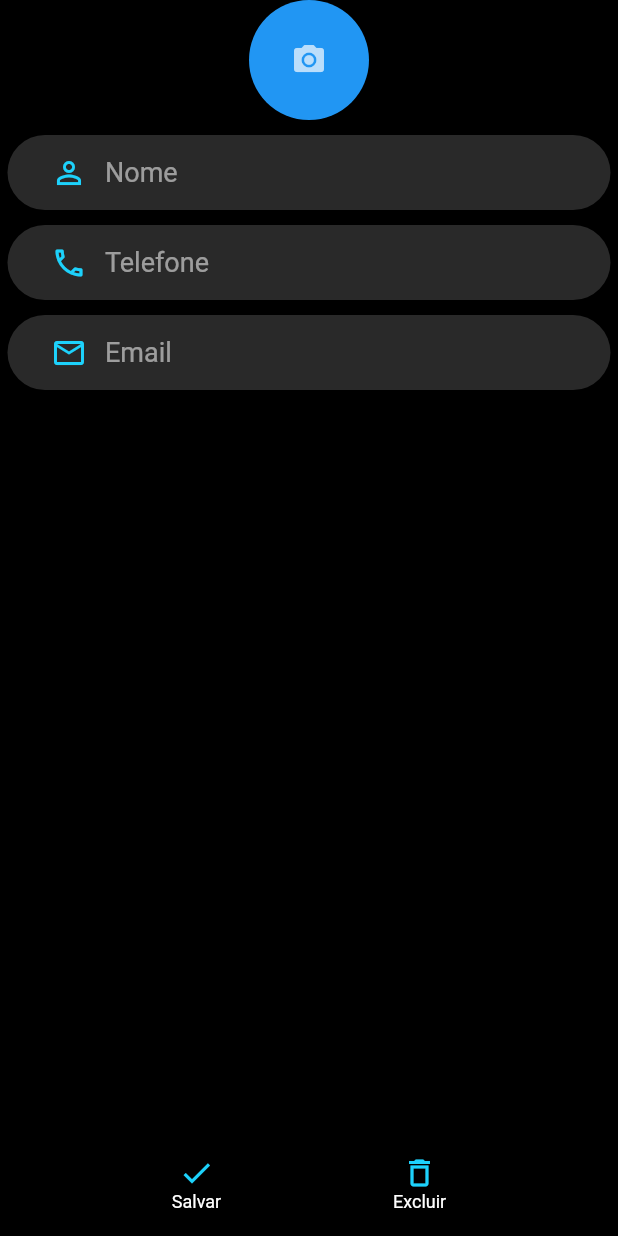
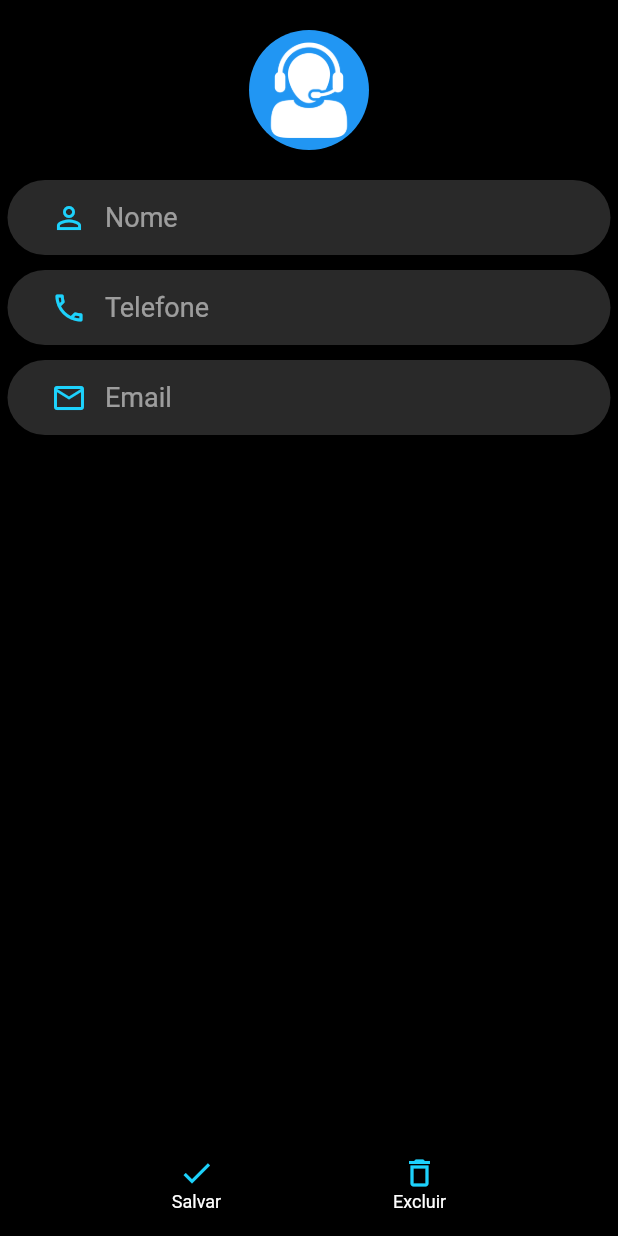
Before and after one commit to Danielmtdc16/contact_list, a Flutter app: the screen it shows after launch, after a tap on the "add" icon, on a phone screen of 412 x 824 dp. Run offline on Flutter 3.47's test engine with Material 2 defaults, Android fonts, the phone set to English and light mode, and no system bars; our stand-ins replace sqflite; accounts and stored records are empty.

```diff
--- a/lib/models/contact_helper.dart
+++ b/lib/models/contact_helper.dart
@@ -39,7 +39,9 @@ class ContactHelper{
   Future<Contact> saveContact(Contact contact) async {
     Database? dbContact = await db;
     contact.id = await dbContact!.insert(contactTable, contact.toMap() as Map<String, dynamic>);
+    print("salvei");
     return contact;
+
   }
 
   Future<Contact?> getContact(int id) async {
--- a/lib/pages/contact_page.dart
+++ b/lib/pages/contact_page.dart
@@ -13,12 +13,12 @@ class ContactPage extends StatefulWidget {
 }
 
 class _ContactPageState extends State<ContactPage> {
-
-  bool _userEdited = false;
   Contact? _editedContact;
   final _nameController = TextEditingController();
   final _phoneController = TextEditingController();
   final _emailController = TextEditingController();
+  final _nameFocus = FocusNode();
+  final _key = GlobalKey<FormState>();
 
   @override
   void initState() {
@@ -28,6 +28,10 @@ class _ContactPageState extends State<ContactPage> {
     if (widget.contact == null) {
       _editedContact = Contact();
     } else {
+      print("Entrei na contact Page");
+      print("O contato é : ${widget.contact!.name}");
+      print("O contato é : ${widget.contact!.phone}");
+      print("O contato é : ${widget.contact!.email}");
       _editedContact = Contact.fromMap(widget.contact!.toMap());
 
       _nameController.text = _editedContact!.name!;
@@ -42,22 +46,23 @@ class _ContactPageState extends State<ContactPage> {
       backgroundColor: Colors.black,
       body: SafeArea(
         child: SingleChildScrollView(
-          padding: const EdgeInsets.only(left: 5, right: 5),
+          padding: const EdgeInsets.only(left: 5, right: 5, top: 20),
+          child: Form(
+            key: _key,
             child: Column(
               children: [
                 GestureDetector(
                   child: CircleAvatar(
                     maxRadius: 40,
                     backgroundColor: Colors.blue,
-                  backgroundImage: _editedContact!.img != null ?
-                                   FileImage(File(_editedContact!.img!)) :
-                                   null,
-                  child: Center(
-                    child: Icon(Icons.camera_alt),
+                    backgroundImage: _editedContact!.img != null
+                        ? FileImage(File(_editedContact!.img!))
+                        : Image.asset("images/img-padrao.png",).image,
                   ),
                 ),
+                SizedBox(
+                  height: 20,
                 ),
-              SizedBox(height: 10,),
                 Container(
                   padding: EdgeInsets.only(left: 17),
                   height: 50,
@@ -70,8 +75,9 @@ class _ContactPageState extends State<ContactPage> {
                     textBaseline: TextBaseline.ideographic,
                     children: [
                       Expanded(
-                      child: TextField(
+                        child: TextFormField(
                           controller: _nameController,
+                          focusNode: _nameFocus,
                           textAlignVertical: TextAlignVertical.center,
                           style: TextStyle(
                             color: Colors.white,
@@ -80,7 +86,9 @@ class _ContactPageState extends State<ContactPage> {
                           ),
                           decoration: InputDecoration(
                             hintText: "Nome",
-                          hintStyle: TextStyle(color: Colors.white54,),
+                            hintStyle: TextStyle(
+                              color: Colors.white54,
+                            ),
                             border: OutlineInputBorder(
                               borderSide: BorderSide.none,
                               borderRadius: BorderRadius.all(
@@ -93,12 +101,19 @@ class _ContactPageState extends State<ContactPage> {
                             ),
                             contentPadding: EdgeInsets.zero,
                           ),
+                          onChanged: (text) {
+                            setState(() {
+                              _editedContact!.name = text;
+                            });
+                          },
                         ),
                       ),
                     ],
                   ),
                 ),
-              SizedBox(height: 10,),
+                SizedBox(
+                  height: 10,
+                ),
                 Container(
                   padding: EdgeInsets.only(left: 17),
                   height: 50,
@@ -111,7 +126,7 @@ class _ContactPageState extends State<ContactPage> {
                     textBaseline: TextBaseline.ideographic,
                     children: [
                       Expanded(
-                      child: TextField(
+                        child: TextFormField(
                           controller: _phoneController,
                           textAlignVertical: TextAlignVertical.center,
                           style: TextStyle(
@@ -135,12 +150,19 @@ class _ContactPageState extends State<ContactPage> {
                             contentPadding: EdgeInsets.zero,
                           ),
                           keyboardType: TextInputType.phone,
+                          onChanged: (number) {
+                            setState(() {
+                              _editedContact!.phone = number;
+                            });
+                          },
                         ),
                       ),
                     ],
                   ),
                 ),
-              SizedBox(height: 10,),
+                SizedBox(
+                  height: 10,
+                ),
                 Container(
                   padding: EdgeInsets.only(left: 17),
                   height: 50,
@@ -153,7 +175,7 @@ class _ContactPageState extends State<ContactPage> {
                     textBaseline: TextBaseline.ideographic,
                     children: [
                       Expanded(
-                      child: TextField(
+                        child: TextFormField(
                           controller: _emailController,
                           textAlignVertical: TextAlignVertical.center,
                           style: TextStyle(
@@ -177,6 +199,11 @@ class _ContactPageState extends State<ContactPage> {
                             contentPadding: EdgeInsets.zero,
                           ),
                           keyboardType: TextInputType.emailAddress,
+                          onChanged: (text) {
+                            setState(() {
+                              _editedContact!.email = text;
+                            });
+                          },
                         ),
                       ),
                     ],
@@ -186,27 +213,73 @@ class _ContactPageState extends State<ContactPage> {
             ),
           ),
         ),
+      ),
       bottomNavigationBar: BottomAppBar(
         color: Colors.black,
         height: 70,
         child: Row(
           mainAxisAlignment: MainAxisAlignment.spaceEvenly,
           children: [
-            Column(
+            GestureDetector(
+              child: Column(
                 mainAxisAlignment: MainAxisAlignment.center,
                 children: [
-                Icon(Icons.check, color: kcolorIconsContactPage,),
-                Text('Salvar', style: TextStyle(color: Colors.white, fontSize: 12),)
+                  Icon(
+                    Icons.check,
+                    color: kcolorIconsContactPage,
+                  ),
+                  Text(
+                    'Salvar',
+                    style: TextStyle(color: Colors.white, fontSize: 12),
+                  )
                 ],
+              ),
+              onTap: () {
+                if (_nameController.text.isNotEmpty && _phoneController.text.isNotEmpty) {
+                  if (_emailController.text.isEmpty){
+                    _editedContact!.email = ' ';
+                    Navigator.pop(context, _editedContact);
+                    return;
+                  }
+                  Navigator.pop(context, _editedContact);
+                } else {
+                  showDialog(
+                    context: context,
+                    builder: (_) => AlertDialog(
+                      backgroundColor: kbackgroundContact,
+                      title: Text(
+                        "Ops...",
+                        textAlign: TextAlign.center,
+                        style: TextStyle(
+                          color: Colors.white54,
+                        ),
+                      ),
+                      content: Text(
+                        "Há campos em branco.",
+                        textAlign: TextAlign.center,
+                        style: TextStyle(
+                          color: Colors.white54,
+                        ),
+                      ),
+                      shape: RoundedRectangleBorder(borderRadius: BorderRadius.circular(10)),
+                    ),
+                  );
+                }
+              },
             ),
             Column(
               mainAxisAlignment: MainAxisAlignment.center,
               children: [
-                Icon(Icons.delete_outline, color: kcolorIconsContactPage,),
-                Text('Excluir', style: TextStyle(color: Colors.white, fontSize: 12),)
+                Icon(
+                  Icons.delete_outline,
+                  color: kcolorIconsContactPage,
+                ),
+                Text(
+                  'Excluir',
+                  style: TextStyle(color: Colors.white, fontSize: 12),
+                )
               ],
             ),
-
           ],
         ),
       ),
--- a/lib/pages/home_page.dart
+++ b/lib/pages/home_page.dart
@@ -23,37 +23,8 @@ class _HomePageState extends State<HomePage> {
 
     super.initState();
 
-    Contact d = Contact();
-    d.name = "D";
-    d.email = "as";
-    d.phone = "sdas";
-    d.img = "images/img-padrao.png";
-    Contact c = Contact();
-    c.name = "C";
-    c.email = "as";
-    c.phone = "sdas";
-    c.img = "images/img-padrao.png";
-    Contact e = Contact();
-    e.name = "E";
-    e.email = "as";
-    e.phone = "sdas";
-    e.img = "images/img-padrao.png";
-    Contact a = Contact();
-    a.name = "A";
-    a.email = "as";
-    a.phone = "sdas";
-    a.img = "images/img-padrao.png";
-
-    helper.saveContact(c);
-    helper.saveContact(d);
-    helper.saveContact(e);
-    helper.saveContact(a);
-
-    helper.getAllContacts().then((map) {
-      setState(() {
-        lettersContacts = map;
-      });
-    });
+    _getAllContacts();
+    helper.deleteAll();
   }
 
   @override
@@ -92,14 +63,7 @@ class _HomePageState extends State<HomePage> {
                       children: [
                         IconButton(
                           onPressed: () {
-                            Navigator.push(
-                              context,
-                              MaterialPageRoute(
-                                builder: (context) => ContactPage(
-                                  contact: null,
-                                ),
-                              ),
-                            );
+                            _showContactPage();
                           },
                           icon: Icon(
                             Icons.add,
@@ -176,4 +140,29 @@ class _HomePageState extends State<HomePage> {
       return ContactBox(lettersContacts: lettersContacts, letter: keys[index]);
     }));
   }
+
+  void _showContactPage({Contact? contact}) async {
+    final recContact = await Navigator.push(
+      context,
+      MaterialPageRoute(
+        builder: (context) => ContactPage(contact: contact),
+      ),
+    );
+    if (recContact != null){
+      print("O contato é ${recContact!.name}");
+      if (contact == null){
+        await helper.saveContact(recContact);
+        _getAllContacts();
+      }
+    }
+  }
+
+  void _getAllContacts(){
+    helper.getAllContacts().then((map) {
+      setState(() {
+        lettersContacts = map;
+        print(lettersContacts.length);
+      });
+    });
+  }
 }
```
Also changed, not shown: lib/widgets/contact_box.dart (+28 -12 lines). Lines whose indentation alone changed are shown as unchanged.
